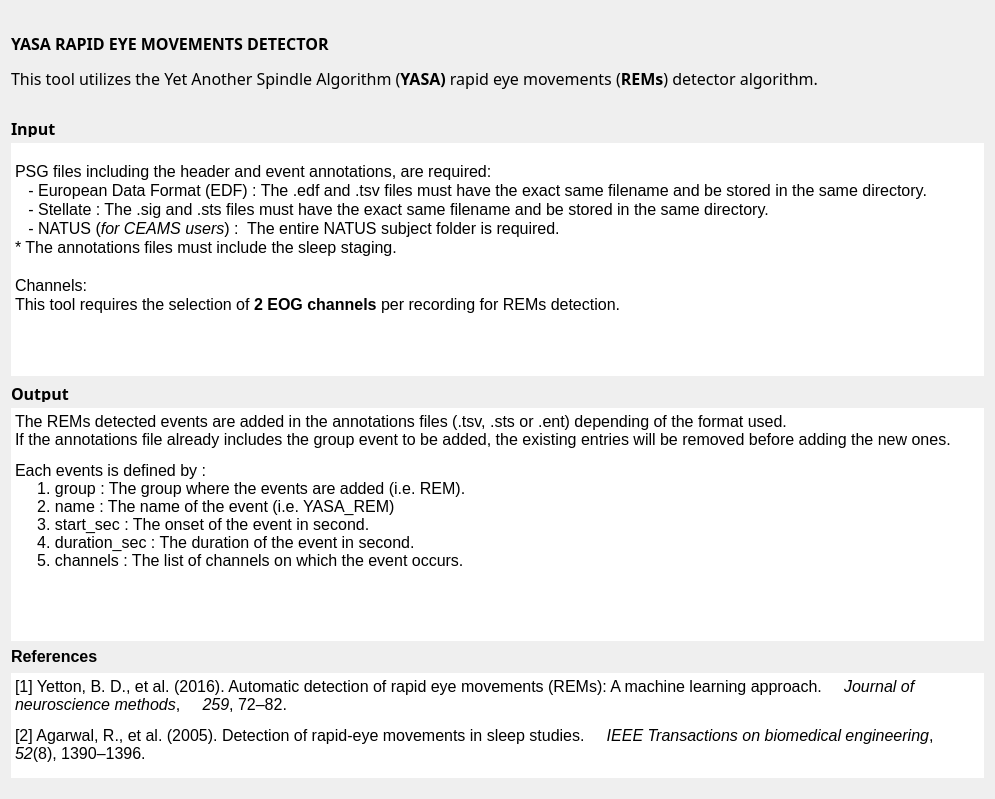
First picture: the form in tools/CEAMSTools/DetectREMsYASA/IntroStepYASA/Ui_IntroStepYASA.ui, repository SnoozToolbox/snooz-package-ceams, before the edit.
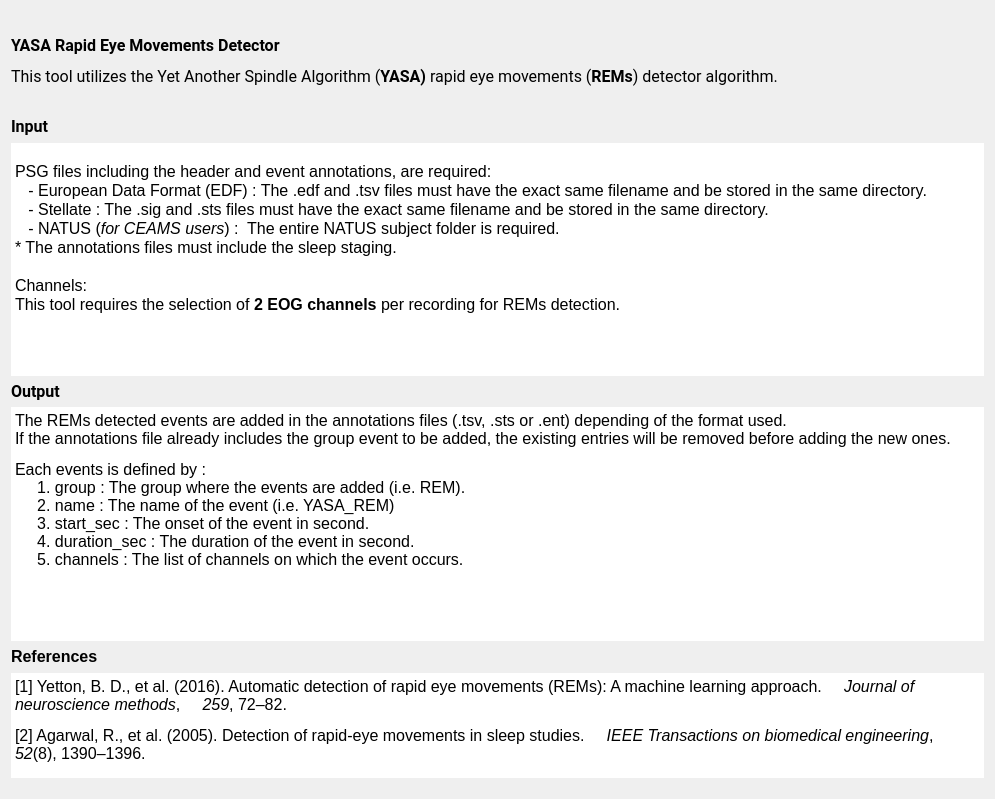
Second picture: the form after the edit.

Commit message: Update the "Detect REM Events with YASA" tool for the "Signals from Events" module updated from group selection.

Patch:
```diff
--- a/tools/CEAMSTools/DetectREMsYASA/IntroStepYASA/Ui_IntroStepYASA.ui
+++ b/tools/CEAMSTools/DetectREMsYASA/IntroStepYASA/Ui_IntroStepYASA.ui
@@ -33,14 +33,14 @@
      </property>
      <property name="font">
       <font>
-       <family>Roboto-Regular</family>
-       <pointsize>10</pointsize>
+       <family>Roboto</family>
+       <pointsize>12</pointsize>
        <italic>false</italic>
        <bold>false</bold>
       </font>
      </property>
      <property name="text">
-      <string>&lt;html&gt;&lt;head/&gt;&lt;body&gt;&lt;p&gt;&lt;span style=&quot; font-size:12pt; font-weight:600;&quot;&gt;YASA RAPID EYE MOVEMENTS DETECTOR&lt;/span&gt;&lt;/p&gt;&lt;p&gt;&lt;span style=&quot; font-size:12pt;&quot;&gt;This tool utilizes the Yet Another Spindle Algorithm (&lt;/span&gt;&lt;span style=&quot; font-size:12pt; font-weight:600;&quot;&gt;YASA)&lt;/span&gt;&lt;span style=&quot; font-size:12pt;&quot;&gt; rapid eye movements (&lt;/span&gt;&lt;span style=&quot; font-size:12pt; font-weight:600;&quot;&gt;REMs&lt;/span&gt;&lt;span style=&quot; font-size:12pt;&quot;&gt;) detector algorithm.&lt;/span&gt;&lt;/p&gt;&lt;/body&gt;&lt;/html&gt;</string>
+      <string>&lt;html&gt;&lt;head/&gt;&lt;body&gt;&lt;p&gt;&lt;span style=&quot; font-weight:600;&quot;&gt;YASA Rapid Eye Movements Detector&lt;/span&gt;&lt;/p&gt;&lt;p&gt;This tool utilizes the Yet Another Spindle Algorithm (&lt;span style=&quot; font-weight:600;&quot;&gt;YASA)&lt;/span&gt; rapid eye movements (&lt;span style=&quot; font-weight:600;&quot;&gt;REMs&lt;/span&gt;) detector algorithm.&lt;/p&gt;&lt;/body&gt;&lt;/html&gt;</string>
      </property>
      <property name="textFormat">
       <enum>Qt::TextFormat::AutoText</enum>
@@ -77,8 +77,8 @@
        </property>
        <property name="font">
         <font>
-         <family>Roboto-Regular</family>
-         <pointsize>10</pointsize>
+         <family>Roboto</family>
+         <pointsize>12</pointsize>
          <italic>false</italic>
          <bold>false</bold>
         </font>
@@ -176,8 +176,8 @@
        </property>
        <property name="font">
         <font>
-         <family>Roboto-Regular</family>
-         <pointsize>10</pointsize>
+         <family>Roboto</family>
+         <pointsize>12</pointsize>
          <italic>false</italic>
          <bold>false</bold>
         </font>
@@ -232,9 +232,9 @@
 hr { height: 1px; border-width: 0; }
 li.unchecked::marker { content: &quot;\2610&quot;; }
 li.checked::marker { content: &quot;\2612&quot;; }
-&lt;/style&gt;&lt;/head&gt;&lt;body style=&quot; font-family:'Roboto-Regular'; font-size:10pt; font-weight:400; font-style:normal;&quot;&gt;
-&lt;p style=&quot; margin-top:12px; margin-bottom:12px; margin-left:0px; margin-right:0px; -qt-block-indent:0; text-indent:0px;&quot;&gt;&lt;span style=&quot; font-family:'MS Shell Dlg 2'; font-size:12pt;&quot;&gt;The REMs detected events are added in the annotations files (.tsv, .sts or .ent) depending of the format used.&lt;br /&gt;&lt;/span&gt;&lt;span style=&quot; font-size:12pt;&quot;&gt;If the annotations file already includes the group event to be added, the existing entries will be removed before adding the new ones.&lt;/span&gt;&lt;/p&gt;
-&lt;p style=&quot; margin-top:0px; margin-bottom:0px; margin-left:0px; margin-right:0px; -qt-block-indent:0; text-indent:0px;&quot;&gt;&lt;span style=&quot; font-family:'MS Shell Dlg 2'; font-size:12pt;&quot;&gt;Each events is defined by : &lt;/span&gt;&lt;span style=&quot; font-size:12pt;&quot;&gt;&lt;br /&gt;     1. group : The group where the events are added (i.e. REM).&lt;br /&gt;     2. name : The name of the event (i.e. YASA_REM)&lt;br /&gt;     3. start_sec : The onset of the event in second. &lt;br /&gt;     4. duration_sec : The duration of the event in second.&lt;br /&gt;     5. channels : The list of channels on which the event occurs.&lt;br /&gt;&lt;br /&gt;&lt;/span&gt;&lt;/p&gt;&lt;/body&gt;&lt;/html&gt;</string>
+&lt;/style&gt;&lt;/head&gt;&lt;body style=&quot; font-family:'Roboto'; font-size:12pt; font-weight:400; font-style:normal;&quot;&gt;
+&lt;p style=&quot; margin-top:12px; margin-bottom:12px; margin-left:0px; margin-right:0px; -qt-block-indent:0; text-indent:0px;&quot;&gt;&lt;span style=&quot; font-family:'Roboto';&quot;&gt;The REMs detected events are added in the annotations files (.tsv, .sts or .ent) depending of the format used.&lt;br /&gt;&lt;/span&gt;&lt;span style=&quot; font-family:'Roboto';&quot;&gt;If the annotations file already includes the group event to be added, the existing entries will be removed before adding the new ones.&lt;/span&gt;&lt;/p&gt;
+&lt;p style=&quot; margin-top:0px; margin-bottom:0px; margin-left:0px; margin-right:0px; -qt-block-indent:0; text-indent:0px;&quot;&gt;&lt;span style=&quot; font-family:'Roboto';&quot;&gt;Each events is defined by : &lt;/span&gt;&lt;span style=&quot; font-family:'Roboto';&quot;&gt;&lt;br /&gt;     1. group : The group where the events are added (i.e. REM).&lt;br /&gt;     2. name : The name of the event (i.e. YASA_REM)&lt;br /&gt;     3. start_sec : The onset of the event in second. &lt;br /&gt;     4. duration_sec : The duration of the event in second.&lt;br /&gt;     5. channels : The list of channels on which the event occurs.&lt;br /&gt;&lt;br /&gt;&lt;/span&gt;&lt;/p&gt;&lt;/body&gt;&lt;/html&gt;</string>
        </property>
       </widget>
      </item>
```
Left out of the diff: 30 changed lines with no effect on the pictures. The commit also changes 8 other files.
